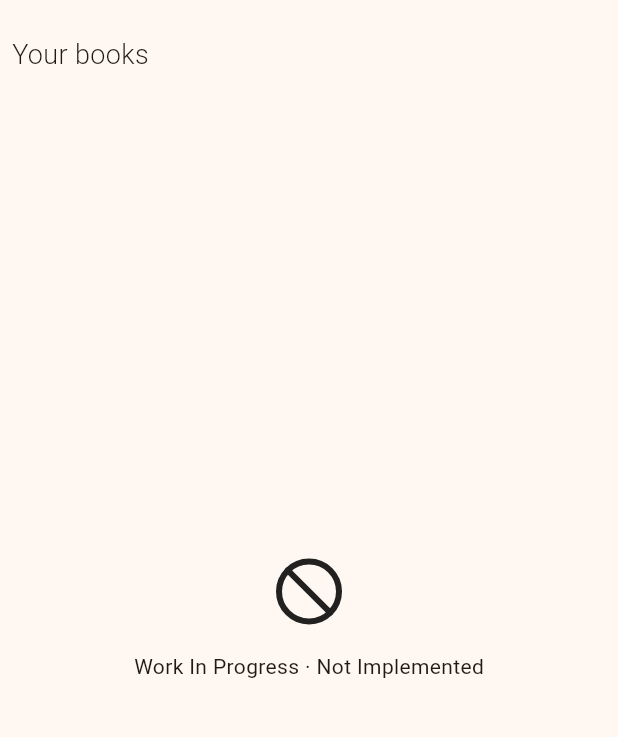
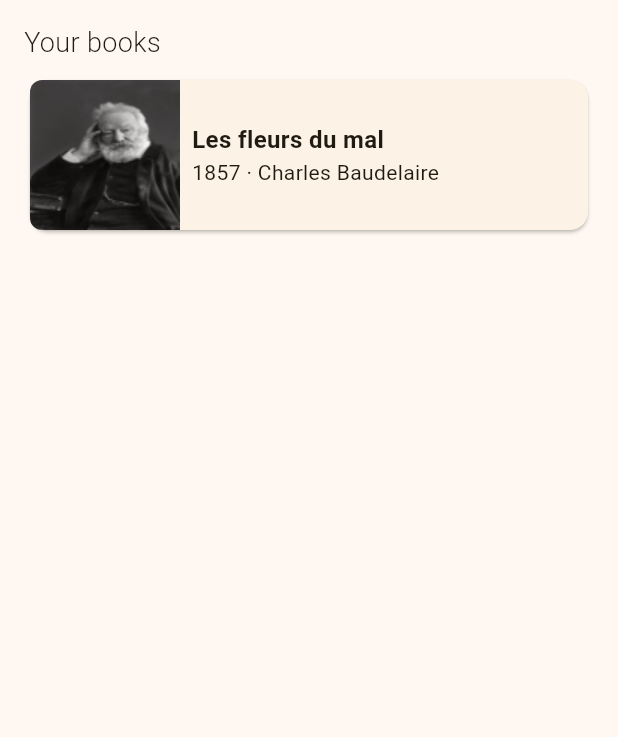
Before and after one commit to Sandai64/noto, a Flutter app: the NotoScreenHome screen opened directly, on a phone screen of 412 x 824 dp, the part 61-798 px from its top. Run offline on Flutter 3.47's test engine with Material 2 defaults, Android fonts, the phone set to English and light mode, and no system bars; our stand-ins replace file_picker, introduction_screen, isar, lucide_icons, package_info_plus, shared_preferences; missing offline and left inert: epubx; accounts and stored records are empty; generated files the repository leaves out were written again.

Commit message:
home: Rework screen layout & cleanup

```diff
--- a/lib/screens/home.dart
+++ b/lib/screens/home.dart
@@ -3,6 +3,7 @@ import 'dart:io';
 import 'package:file_picker/file_picker.dart';
 import 'package:flutter/material.dart';
 import 'package:lucide_icons/lucide_icons.dart';
+import 'package:noto/components/book_tile.dart';
 import 'package:noto/misc/logging.dart';
 import 'package:noto/screens/about.dart';
 import 'package:noto/screens/reader.dart';
@@ -45,37 +46,27 @@ class NotoScreenHome extends StatelessWidget
         ],
       ),
 
-      body: const Padding(
-        padding: EdgeInsets.symmetric(
-          horizontal: 8,
-          vertical: 8,
-        ),
+      body: Padding(
+        padding: const EdgeInsets.symmetric(horizontal: 16),
         child: Column(
           mainAxisAlignment: MainAxisAlignment.start,
           mainAxisSize: MainAxisSize.max,
           crossAxisAlignment: CrossAxisAlignment.stretch,
           children: [
-            Text(
+            const Text(
               'Your books',
               style: TextStyle(
                 fontSize: 18,
                 fontWeight: FontWeight.w300
               ),
             ),
-            Expanded(
-              child: Column(
-                mainAxisSize: MainAxisSize.max,
-                mainAxisAlignment: MainAxisAlignment.center,
-                children: [
-                  Icon(
-                    LucideIcons.ban,
-                    size: 48,
-                  ),
-                  SizedBox(height: 16),
-                  Text("Work In Progress · Not Implemented")
-                ]
-              )
-            )
+            const SizedBox(height: 8),
+            // ENUMERATE BOOKS HERE
+            NotoComponentsBookTile.image(
+              heading: 'Les fleurs du mal',
+              description: "1857 · Charles Baudelaire",
+              image: Image.asset("assets/img/dummy_vh.jpg", cacheHeight: 100, cacheWidth: 100, height: 100, width: 100,)
+            ),
           ],
         ),
       )
```
